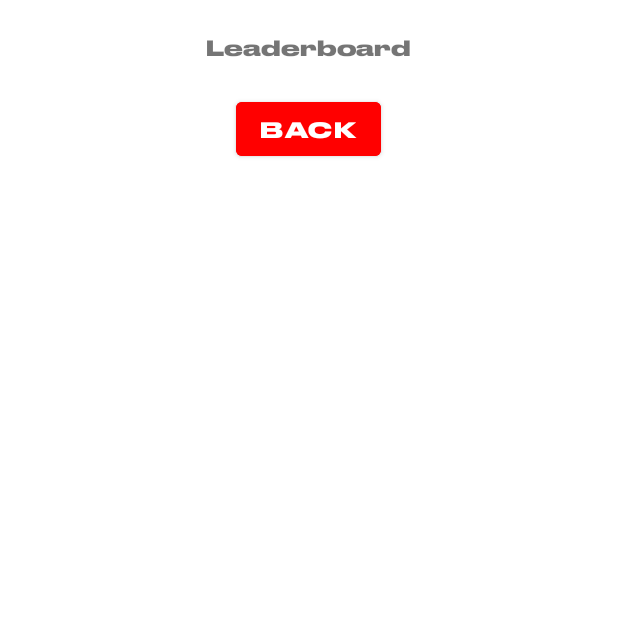
After one commit to ycstevenwong/Team4_CA_Mobile, an Android app: the LeaderboardActivity screen opened directly, with no data from a screen before it, on a phone screen of 412 x 824 dp, the top half of it. The commit adds this screen. Run offline under Robolectric (Android 15) with nearby library versions, the phone set to English and light mode, and no system bars.

Commit message:
add leaderboard

```diff
--- a/app/src/main/AndroidManifest.xml
+++ b/app/src/main/AndroidManifest.xml
@@ -13,6 +13,9 @@
         android:roundIcon="@mipmap/ic_launcher_logo"
         android:supportsRtl="true"
         android:theme="@style/FullScreen">
+        <activity
+            android:name=".LeaderboardActivity"
+            android:exported="false" />
         <activity
             android:name=".CongratulationScreen"
             android:exported="false" />
@@ -48,7 +51,7 @@
         <activity
             android:name=".FetchActivity"
             android:exported="true"
-            android:parentActivityName=".MainMenuActivity"></activity>
+            android:parentActivityName=".MainMenuActivity" />
         <activity
             android:name=".GamePlayActivity"
             android:exported="false" />
--- /dev/null
+++ b/app/src/main/java/com/example/team4_ca_mobile/LeaderboardActivity.java
@@ -0,0 +1,90 @@
+package com.example.team4_ca_mobile;
+
+import androidx.appcompat.app.AppCompatActivity;
+
+import android.content.Intent;
+import android.content.SharedPreferences;
+import android.os.Bundle;
+import android.view.View;
+import android.widget.AdapterView;
+import android.widget.ArrayAdapter;
+import android.widget.Button;
+import android.widget.ListView;
+
+import java.util.ArrayList;
+import java.util.Collections;
+import java.util.Comparator;
+import java.util.List;
+import java.util.stream.Collectors;
+
+public class LeaderboardActivity extends AppCompatActivity implements AdapterView.OnItemClickListener,View.OnClickListener {
+    SharedPreferences lbPref;
+    Button back;
+    List<Leaderboard> leaderboardList;
+    List<Leaderboard> topTen;
+    ListView listView;
+    int i = 0;
+    @Override
+    protected void onCreate(Bundle savedInstanceState) {
+        super.onCreate(savedInstanceState);
+        setContentView(R.layout.activity_leaderboard);
+        lbPref = getSharedPreferences("leaderboard",MODE_PRIVATE);
+        SharedPreferences.Editor editor = lbPref.edit();
+
+        leaderboardList = new ArrayList<>();
+        for(int i = 0; i < getNextLargestNum(); i++){
+            String username = lbPref.getString("user"+i,null);
+            Integer time = lbPref.getInt("userTime"+i,0);
+            Leaderboard curr = new Leaderboard(username,time);
+            leaderboardList.add(curr);
+        }
+        sortTheList(leaderboardList);
+        if(leaderboardList.size()>10){
+            leaderboardList = leaderboardList.stream().limit(10).collect(Collectors.toList());
+        }
+
+        customLeaderboardAdapter adapter = new customLeaderboardAdapter(this,leaderboardList);
+        listView = findViewById(R.id.leaderboardListView);
+        if(listView!=null){
+            listView.setAdapter(adapter);
+            listView.setOnItemClickListener(this);
+        }
+
+
+        back = findViewById(R.id.back);
+        back.setOnClickListener(this);
+    }
+
+    @Override
+    public void onItemClick(AdapterView<?> parent, View view, int position, long id) {
+
+    }
+
+    @Override
+    public void onClick(View v) {
+        int id = v.getId();
+        if(id == R.id.back){
+            Intent intent = new Intent(this,MainMenuActivity.class);
+            startActivity(intent);
+        }
+    }
+    public int getNextLargestNum(){
+        while(lbPref.contains("user"+i)){
+            i++;
+        }
+        return i;
+    }
+    private void sortTheList(List<Leaderboard> list){
+        int pos = 0;
+        if(list.size()==1){
+            System.out.println("Only one inside");
+        }else if(list.size()>1){
+            Collections.sort(list, new Comparator<Leaderboard>() {
+                @Override
+                public int compare(Leaderboard o1, Leaderboard o2) {
+                    return o1.getTime().compareTo(o2.getTime());
+                }
+            });
+        }
+    }
+}
--- /dev/null
+++ b/app/src/main/java/com/example/team4_ca_mobile/customLeaderboardAdapter.java
@@ -0,0 +1,48 @@
+package com.example.team4_ca_mobile;
+
+import android.app.Activity;
+import android.content.Context;
+import android.content.SharedPreferences;
+import android.view.LayoutInflater;
+import android.view.View;
+import android.view.ViewGroup;
+import android.widget.ArrayAdapter;
+import android.widget.TextView;
+
+import androidx.annotation.NonNull;
+import androidx.annotation.Nullable;
+
+import java.util.Collections;
+import java.util.Comparator;
+import java.util.List;
+
+public class customLeaderboardAdapter extends ArrayAdapter<Object> {
+
+    private final Context context;
+    protected List<Leaderboard> leaderboardList;
+
+
+
+    public customLeaderboardAdapter(@NonNull Context context, List<Leaderboard> leaderboardList) {
+        super(context, R.layout.leaderboard_row);
+        this.context = context;
+        this.leaderboardList=leaderboardList;
+        addAll(new Object[leaderboardList.size()]);
+    }
+
+    @NonNull
+    @Override
+    public View getView(int position, @Nullable View convertView, @NonNull ViewGroup parent) {
+        if(convertView==null){
+            LayoutInflater inflater = (LayoutInflater) context.getSystemService(Activity.LAYOUT_INFLATER_SERVICE);
+            convertView = inflater.inflate(R.layout.leaderboard_row,parent,false);
+        }
+        TextView username = convertView.findViewById(R.id.leaderboardUsername);
+        username.setText(leaderboardList.get(position).getUsename());
+        TextView time = convertView.findViewById(R.id.leaderboardTime);
+        time.setText(leaderboardList.get(position).getTime().toString());
+        return convertView;
+    }
+
+
+}
--- /dev/null
+++ b/app/src/main/res/layout/activity_leaderboard.xml
@@ -0,0 +1,31 @@
+<?xml version="1.0" encoding="utf-8"?>
+<LinearLayout xmlns:android="http://schemas.android.com/apk/res/android"
+    xmlns:app="http://schemas.android.com/apk/res-auto"
+    xmlns:tools="http://schemas.android.com/tools"
+    android:layout_width="match_parent"
+    android:layout_height="match_parent"
+    tools:context=".LeaderboardActivity"
+    android:orientation="vertical">
+    <TextView
+        android:layout_width="wrap_content"
+        android:layout_height="wrap_content"
+        android:text="@string/leaderBoard"
+        android:layout_gravity="center"
+        android:layout_margin="20dp"
+        android:fontFamily="@font/druk_wide_bold"
+        />
+    <Button
+        android:layout_width="wrap_content"
+        android:layout_height="wrap_content"
+        android:text="@string/back"
+        android:layout_gravity="center"
+        android:backgroundTint="@color/red"
+        android:fontFamily="@font/druk_wide_bold"
+        android:id="@+id/back"/>
+    <ListView
+        android:layout_width="match_parent"
+        android:layout_height="600dp"
+        android:id="@+id/leaderboardListView"/>
+
+
+</LinearLayout>
--- a/app/src/main/res/values/strings.xml
+++ b/app/src/main/res/values/strings.xml
@@ -22,7 +22,8 @@
         Match all 6 image pairs in the fastest time possible \n \n
         NOTE: If images are not loaded upon clicking Fetch, kindly try another URL. \n
         It may be due to compatible image formats. \n
-
     </string>
     <string name="startGame">Start Game</string>
+    <string name="leaderBoard">Leaderboard</string>
+    <string name="back">Back</string>
 </resources>
```
Also changed, not shown: app/src/main/java/com/example/team4_ca_mobile/GamePlayActivity.java (+24 -0 lines), app/src/main/java/com/example/team4_ca_mobile/Leaderboard.java (added, +18 -0 lines), app/src/main/java/com/example/team4_ca_mobile/MainMenuActivity.java (+10 -3 lines), app/src/main/res/layout/activity_main_menu.xml (+12 -1 lines), app/src/main/res/layout/leaderboard_row.xml (added, +27 -0 lines).
